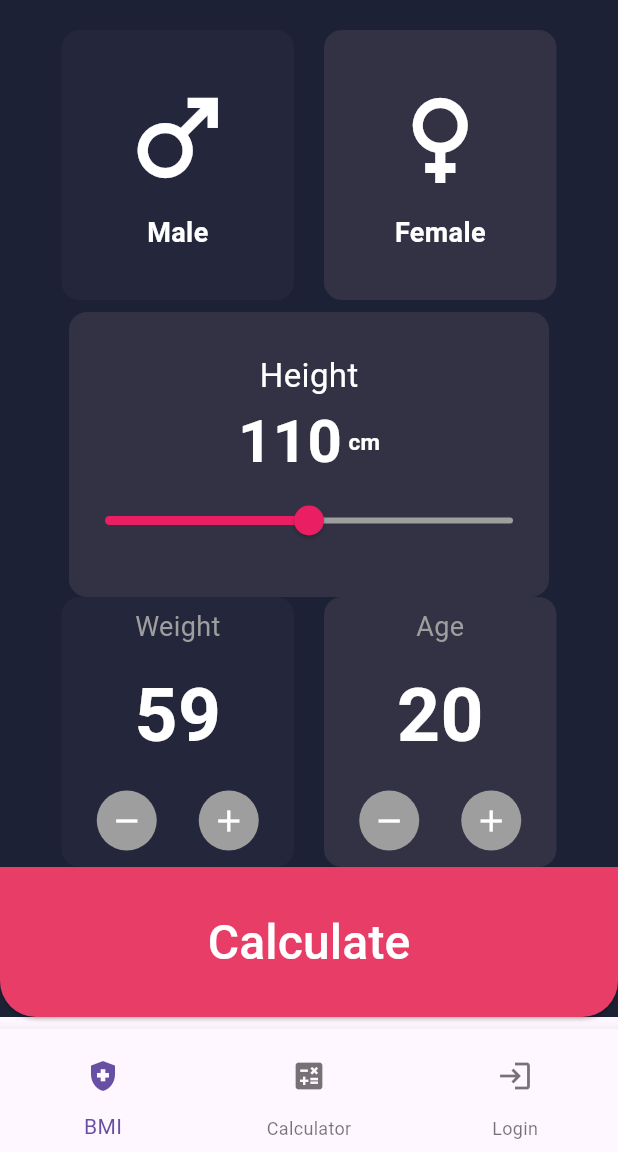
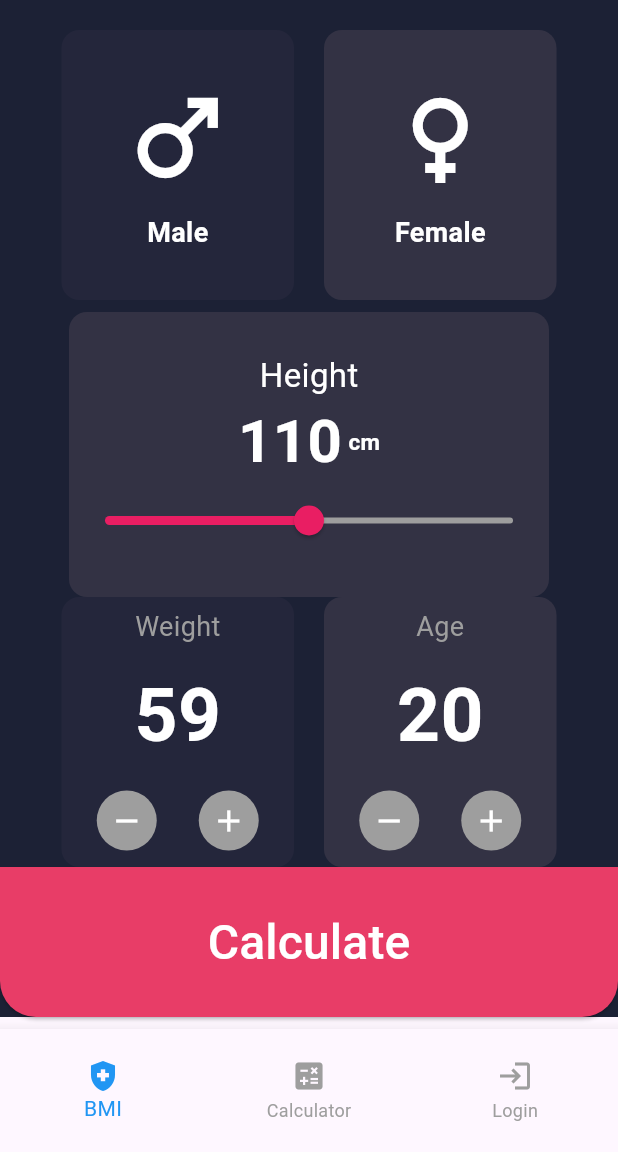
Before and after one commit to MohamedHussein20/bmi_app, a Flutter app: the screen it shows after launch, after a tap on the "remove" icon, on a phone screen of 412 x 824 dp, the part 84-1236 px from its top. Run offline on Flutter 3.47's test engine with Material 3 defaults, Android fonts, the phone set to English and light mode, and no system bars.

Commit message:
edit bottom nav bar

```diff
--- a/lib/main.dart
+++ b/lib/main.dart
@@ -7,7 +7,6 @@ void main() {
   runApp(const MyApp());
 }
 
-int currentIndex = 0;
 Widget? body = const BmiHomeScreen();
 List<Widget> screens = [
   const BmiHomeScreen(),
@@ -40,47 +39,33 @@ class HomeScreen extends StatefulWidget {
 }
 
 class _HomeScreenState extends State<HomeScreen> {
+  int currentIndex = 0;
   @override
   Widget build(BuildContext context) {
     return Scaffold(
-      body: body,
+      body: screens[currentIndex],
       bottomNavigationBar: Container(
         height: 82,
         margin: const EdgeInsets.only(top: 8),
         child: BottomNavigationBar(
+          selectedItemColor: Colors.blue,
+          unselectedItemColor: Colors.grey,
           currentIndex: currentIndex,
-          items: [
-           BottomNavigationBarItem(
-              icon: IconButton(
-                onPressed: () {
-                  body = screens[0];
-                  setState(() {});
-                },
-                icon: const Icon(Icons.health_and_safety),
-              ),
+          onTap: (index) {
+            setState(() {
+              currentIndex = index;
+            });
+          },
+          items: const [
+            BottomNavigationBarItem(
+              icon: Icon(Icons.health_and_safety),
               label: "BMI",
             ),
             BottomNavigationBarItem(
-              icon: IconButton(
-                onPressed: () {
-                  body = screens[1];
-                  setState(() {});
-                },
-                icon: const Icon(Icons.calculate),
-              ),
+              icon: Icon(Icons.calculate),
               label: "Calculator",
             ),
-
-            BottomNavigationBarItem(
-              icon: IconButton(
-                onPressed: () {
-                  body = screens[2];
-                  setState(() {});
-                },
-                icon: const Icon(Icons.login),
-              ),
-              label: "Login",
-            ),
+            BottomNavigationBarItem(icon: Icon(Icons.login), label: "Login"),
           ],
         ),
       ),
```
